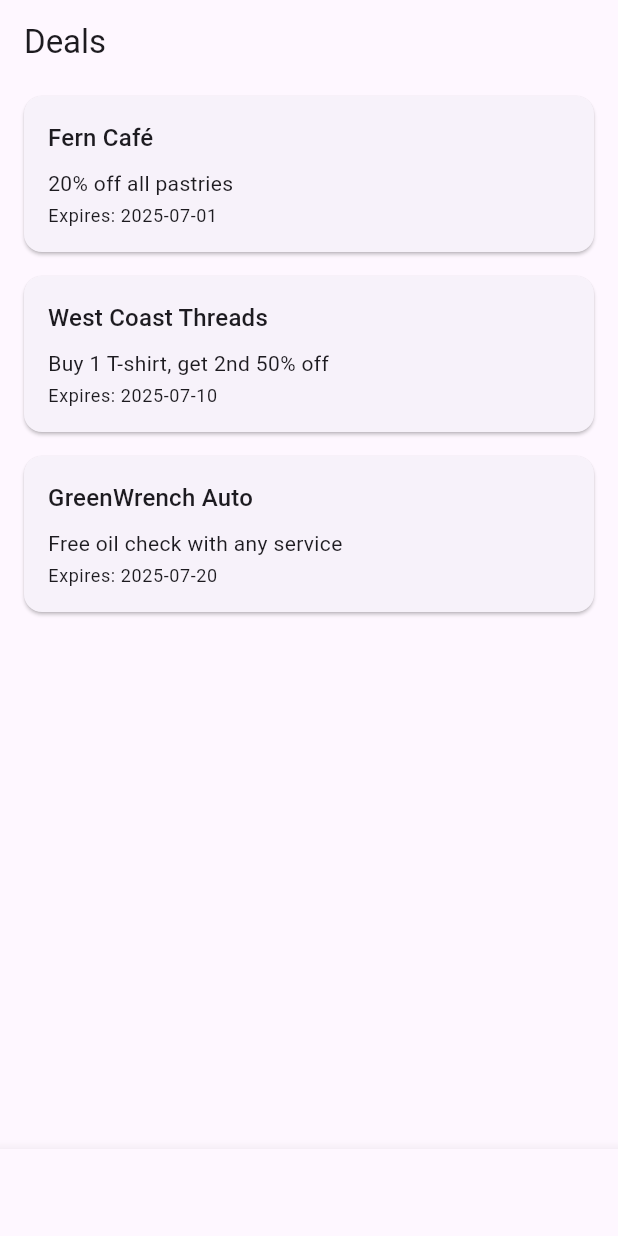
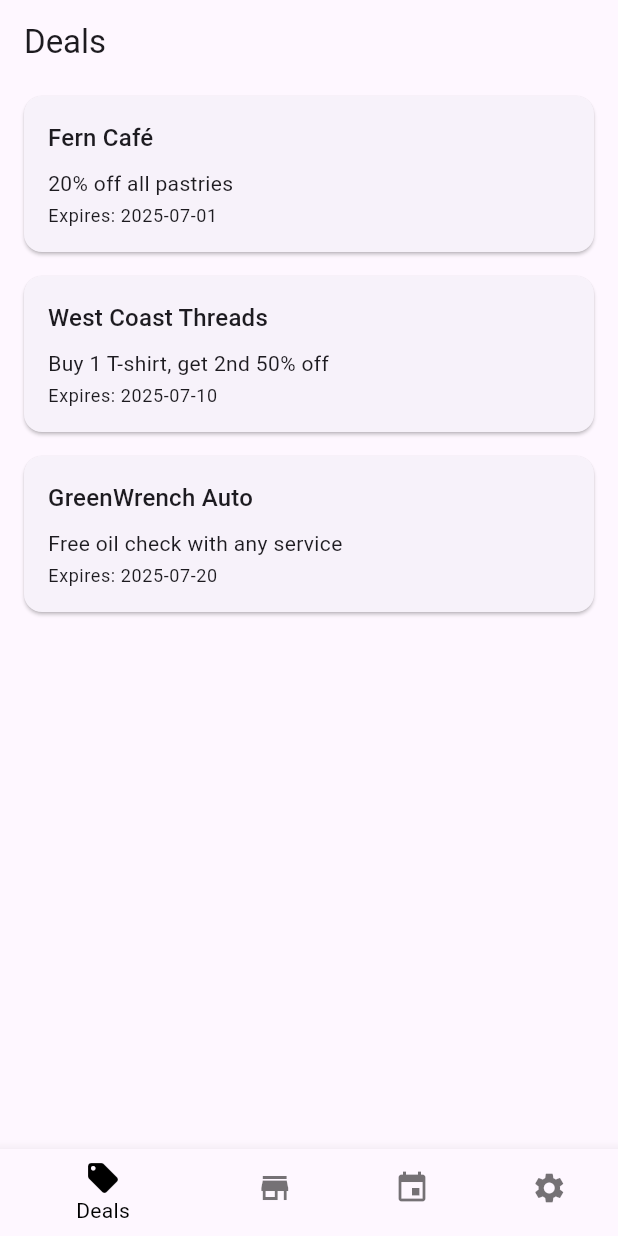
Before and after one commit to abhiram-shaji/Support-Local-YYJ, a Flutter app: the screen it shows after launch, on a phone screen of 412 x 824 dp. Run offline on Flutter 3.47's test engine with Material 3 defaults, Android fonts, the phone set to English and light mode, and no system bars.

Commit message:
Fix bottom nav icon colors

```diff
--- a/lib/widgets/bottom_nav_bar.dart
+++ b/lib/widgets/bottom_nav_bar.dart
@@ -12,9 +12,15 @@ class MainBottomNavBar extends StatelessWidget {
 
   @override
   Widget build(BuildContext context) {
+    final brightness = Theme.of(context).brightness;
+
     return BottomNavigationBar(
       currentIndex: currentIndex,
       onTap: onTap,
+      selectedItemColor:
+          brightness == Brightness.light ? Colors.black : Colors.white,
+      unselectedItemColor:
+          brightness == Brightness.light ? Colors.black54 : Colors.white70,
       items: const [
         BottomNavigationBarItem(icon: Icon(Icons.local_offer), label: 'Deals'),
         BottomNavigationBarItem(icon: Icon(Icons.store), label: 'Businesses'),
```
